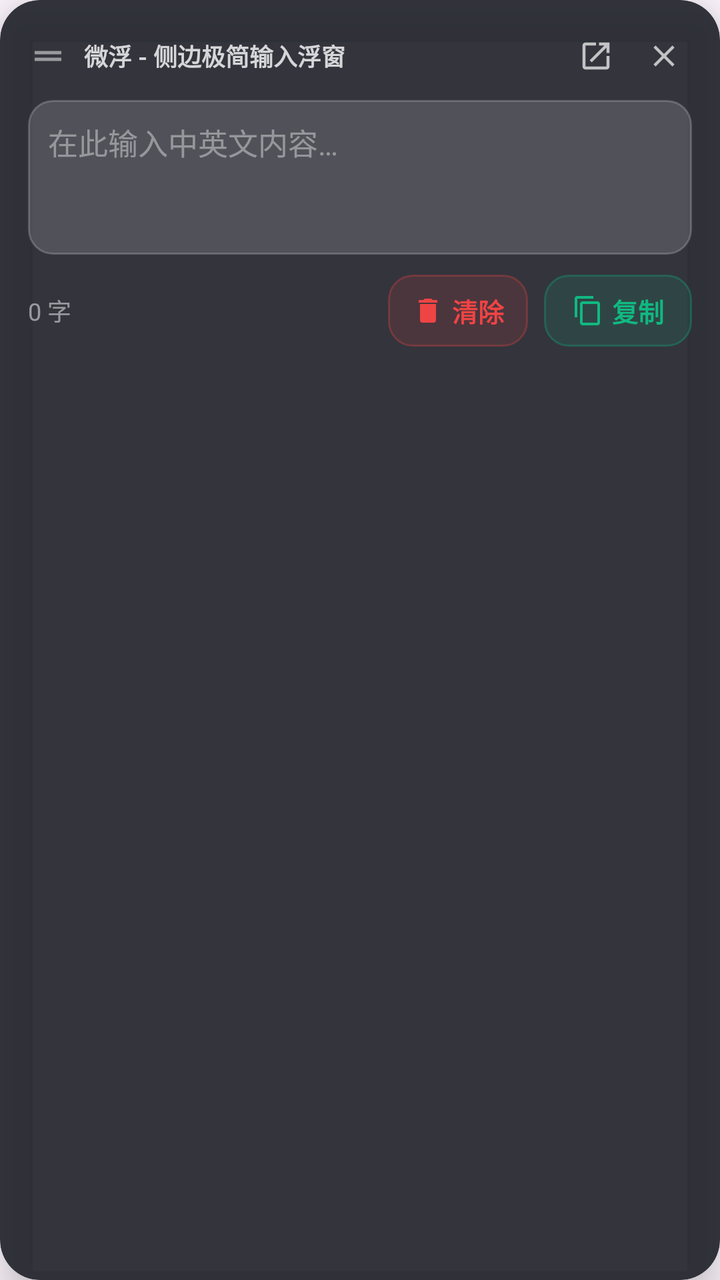
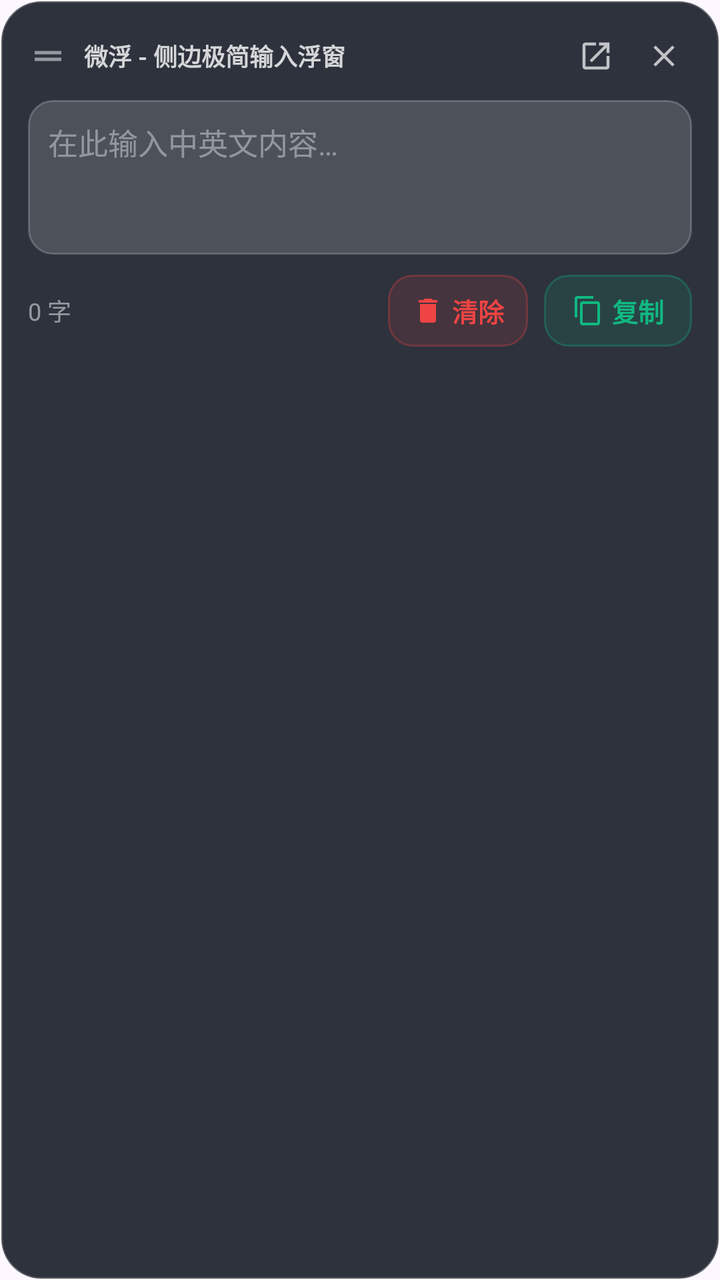

Screens rendered from an Android XML layout before and after an edit, with the pre-edit source and the edit as a unified diff.
<!-- AndroidManifest.xml: application theme Theme.FloatInput -->
<!-- res/layout/view_floating_card.xml -->
<?xml version="1.0" encoding="utf-8"?>
<androidx.cardview.widget.CardView xmlns:android="http://schemas.android.com/apk/res/android"
    xmlns:app="http://schemas.android.com/apk/res-auto"
    xmlns:tools="http://schemas.android.com/tools"
    android:id="@+id/cardRoot"
    android:layout_width="310dp"
    android:layout_height="wrap_content"
    app:cardBackgroundColor="#E61E2128"
    app:cardCornerRadius="20dp"
    app:cardElevation="12dp"
    app:cardMaxElevation="16dp"
    app:cardPreventCornerOverlap="false"
    app:cardUseCompatPadding="false">

    <LinearLayout
        android:layout_width="match_parent"
        android:layout_height="wrap_content"
        android:orientation="vertical"
        android:padding="14dp">

        
        <LinearLayout
            android:id="@+id/layoutHeader"
            android:layout_width="match_parent"
            android:layout_height="wrap_content"
            android:gravity="center_vertical"
            android:orientation="horizontal"
            android:paddingBottom="8dp">

            
            <ImageView
                android:id="@+id/ivDragHandle"
                android:layout_width="20dp"
                android:layout_height="20dp"
                android:contentDescription="@string/desc_drag_handle"
                android:src="@drawable/ic_drag_handle"
                app:tint="#80FFFFFF" />

            <TextView
                android:id="@+id/tvTitle"
                android:layout_width="0dp"
                android:layout_height="wrap_content"
                android:layout_marginStart="8dp"
                android:layout_weight="1"
                android:text="@string/app_name_full"
                android:textColor="#CCFFFFFF"
                android:textSize="12sp"
                android:textStyle="bold" />

            
            <ImageView
                android:id="@+id/btnCollapse"
                android:layout_width="28dp"
                android:layout_height="28dp"
                android:background="?attr/selectableItemBackgroundBorderless"
                android:contentDescription="@string/action_collapse"
                android:padding="5dp"
                android:src="@drawable/ic_collapse"
                app:tint="#B3FFFFFF" />

            
            <ImageView
                android:id="@+id/btnClose"
                android:layout_width="28dp"
                android:layout_height="28dp"
                android:layout_marginStart="6dp"
                android:background="?attr/selectableItemBackgroundBorderless"
                android:contentDescription="@string/action_close"
                android:padding="5dp"
                android:src="@drawable/ic_close"
                app:tint="#B3FFFFFF" />
        </LinearLayout>

        
        <FrameLayout
            android:layout_width="match_parent"
            android:layout_height="wrap_content"
            android:background="@drawable/bg_input_box"
            android:padding="10dp">

            <EditText
                android:id="@+id/etInput"
                android:layout_width="match_parent"
                android:layout_height="wrap_content"
                android:background="@android:color/transparent"
                android:gravity="top|start"
                android:hint="@string/hint_input"
                android:importantForAutofill="no"
                android:inputType="textMultiLine|textCapSentences"
                android:maxLines="8"
                android:minLines="3"
                android:scrollbars="vertical"
                android:textColor="#FFFFFFFF"
                android:textColorHint="#66FFFFFF"
                android:textSize="15sp"
                tools:ignore="Autofill" />
        </FrameLayout>

        
        <LinearLayout
            android:layout_width="match_parent"
            android:layout_height="wrap_content"
            android:layout_marginTop="10dp"
            android:gravity="center_vertical"
            android:orientation="horizontal">

            
            <TextView
                android:id="@+id/tvCharCount"
                android:layout_width="0dp"
                android:layout_height="wrap_content"
                android:layout_weight="1"
                android:text="0 字"
                android:textColor="#80FFFFFF"
                android:textSize="12sp" />

            
            <LinearLayout
                android:id="@+id/btnClear"
                android:layout_width="wrap_content"
                android:layout_height="36dp"
                android:background="@drawable/bg_btn_clear"
                android:clickable="true"
                android:focusable="true"
                android:gravity="center"
                android:orientation="horizontal"
                android:paddingHorizontal="12dp">

                <ImageView
                    android:layout_width="16dp"
                    android:layout_height="16dp"
                    android:contentDescription="@null"
                    android:src="@drawable/ic_clear"
                    app:tint="#EF4444" />

                <TextView
                    android:layout_width="wrap_content"
                    android:layout_height="wrap_content"
                    android:layout_marginStart="4dp"
                    android:text="@string/action_clear"
                    android:textColor="#EF4444"
                    android:textSize="13sp"
                    android:textStyle="bold" />
            </LinearLayout>

            
            <LinearLayout
                android:id="@+id/btnCopy"
                android:layout_width="wrap_content"
                android:layout_height="36dp"
                android:layout_marginStart="8dp"
                android:background="@drawable/bg_btn_copy"
                android:clickable="true"
                android:focusable="true"
                android:gravity="center"
                android:orientation="horizontal"
                android:paddingHorizontal="14dp">

                <ImageView
                    android:id="@+id/ivCopyIcon"
                    android:layout_width="16dp"
                    android:layout_height="16dp"
                    android:contentDescription="@null"
                    android:src="@drawable/ic_copy"
                    app:tint="#10B981" />

                <TextView
                    android:id="@+id/tvCopyText"
                    android:layout_width="wrap_content"
                    android:layout_height="wrap_content"
                    android:layout_marginStart="4dp"
                    android:text="@string/action_copy"
                    android:textColor="#10B981"
                    android:textSize="13sp"
                    android:textStyle="bold" />
            </LinearLayout>
        </LinearLayout>
    </LinearLayout>

</androidx.cardview.widget.CardView>
<!-- resources referenced by this layout -->
<resources>
  <!-- drawable bg_input_box (drawable) -->
  <?xml version="1.0" encoding="utf-8"?>
  <shape xmlns:android="http://schemas.android.com/apk/res/android"
      android:shape="rectangle">
      <solid android:color="#26FFFFFF" />
      <corners android:radius="12dp" />
      <stroke
          android:width="1dp"
          android:color="#33FFFFFF" />
  </shape>
  <!-- drawable ic_clear (drawable) -->
  <vector xmlns:android="http://schemas.android.com/apk/res/android"
      android:width="24dp"
      android:height="24dp"
      android:viewportWidth="24"
      android:viewportHeight="24">
      <path
          android:fillColor="#FFFFFFFF"
          android:pathData="M19,4H15.5L14.5,3H9.5L8.5,4H5V6H19M6,19A2,2 0 0,0 8,21H16A2,2 0 0,0 18,19V7H6V19Z"/>
  </vector>
  <!-- drawable ic_close (drawable) -->
  <vector xmlns:android="http://schemas.android.com/apk/res/android"
      android:width="24dp"
      android:height="24dp"
      android:viewportWidth="24"
      android:viewportHeight="24">
      <path
          android:fillColor="#FFFFFFFF"
          android:pathData="M19,6.41L17.59,5L12,10.59L6.41,5L5,6.41L10.59,12L5,17.59L6.41,19L12,13.41L17.59,19L19,17.59L13.41,12L19,6.41Z"/>
  </vector>
  <!-- drawable ic_collapse (drawable) -->
  <vector xmlns:android="http://schemas.android.com/apk/res/android"
      android:width="24dp"
      android:height="24dp"
      android:viewportWidth="24"
      android:viewportHeight="24">
      <path
          android:fillColor="#FFFFFFFF"
          android:pathData="M19,19H5V5H12V3H5C3.89,3 3,3.89 3,5V19A2,2 0 0,0 5,21H19A2,2 0 0,0 21,19V12H19V19M14,3V5H17.59L7.76,14.83L9.17,16.24L19,6.41V10H21V3H14Z"/>
  </vector>
  <!-- drawable ic_copy (drawable) -->
  <vector xmlns:android="http://schemas.android.com/apk/res/android"
      android:width="24dp"
      android:height="24dp"
      android:viewportWidth="24"
      android:viewportHeight="24">
      <path
          android:fillColor="#FFFFFFFF"
          android:pathData="M16,1H4C2.9,1 2,1.9 2,3V17H4V3H16V1ZM19,5H8C6.9,5 6,5.9 6,7V21C6,22.1 6.9,23 8,23H19C20.1,23 21,22.1 21,21V7C21,5.9 20.1,5 19,5ZM19,21H8V7H19V21Z"/>
  </vector>
  <!-- drawable ic_drag_handle (drawable) -->
  <vector xmlns:android="http://schemas.android.com/apk/res/android"
      android:width="24dp"
      android:height="24dp"
      android:viewportWidth="24"
      android:viewportHeight="24">
      <path
          android:fillColor="#FFFFFFFF"
          android:pathData="M20,9H4V11H20V9ZM20,13H4V15H20V13Z"/>
  </vector>
  <string name="action_clear">清除</string>
  <string name="action_close">关闭浮窗</string>
  <string name="action_collapse">隐藏到侧边</string>
  <string name="action_copy">复制</string>
  <string name="app_name_full">微浮 - 侧边极简输入浮窗</string>
  <string name="desc_drag_handle">拖拽把手</string>
  <string name="hint_input">在此输入中英文内容…</string>
  <color name="primary">#2962FF</color>
  <color name="on_primary">#FFFFFF</color>
  <color name="primary_container">#D9E2FF</color>
  <color name="on_primary_container">#001945</color>
  <!-- unchanged entries left out for length: 3 -->
</resources>

<!-- the commit's change to res/layout/view_floating_card.xml (unified diff, before → after) -->
@@ -1,16 +1,12 @@
 <?xml version="1.0" encoding="utf-8"?>
-<androidx.cardview.widget.CardView xmlns:android="http://schemas.android.com/apk/res/android"
+<FrameLayout xmlns:android="http://schemas.android.com/apk/res/android"
     xmlns:app="http://schemas.android.com/apk/res-auto"
     xmlns:tools="http://schemas.android.com/tools"
     android:id="@+id/cardRoot"
     android:layout_width="310dp"
     android:layout_height="wrap_content"
-    app:cardBackgroundColor="#E61E2128"
-    app:cardCornerRadius="20dp"
-    app:cardElevation="12dp"
-    app:cardMaxElevation="16dp"
-    app:cardPreventCornerOverlap="false"
-    app:cardUseCompatPadding="false">
+    android:background="@drawable/bg_glassmorphic_card"
+    android:elevation="12dp">
 
     <LinearLayout
         android:layout_width="match_parent"
@@ -52,7 +48,7 @@
                 android:id="@+id/btnCollapse"
                 android:layout_width="28dp"
                 android:layout_height="28dp"
-                android:background="?attr/selectableItemBackgroundBorderless"
+                android:background="@drawable/bg_btn_icon_ripple"
                 android:contentDescription="@string/action_collapse"
                 android:padding="5dp"
                 android:src="@drawable/ic_collapse"
@@ -64,7 +60,7 @@
                 android:layout_width="28dp"
                 android:layout_height="28dp"
                 android:layout_marginStart="6dp"
-                android:background="?attr/selectableItemBackgroundBorderless"
+                android:background="@drawable/bg_btn_icon_ripple"
                 android:contentDescription="@string/action_close"
                 android:padding="5dp"
                 android:src="@drawable/ic_close"
@@ -177,4 +173,4 @@
         </LinearLayout>
     </LinearLayout>
 
-</androidx.cardview.widget.CardView>
+</FrameLayout>
<!-- resource entries referenced after the edit -->
@@ -1,5 +1,25 @@
 <!-- resources referenced by this layout -->
 <resources>
+  <!-- drawable bg_btn_icon_ripple (drawable) -->
+  <?xml version="1.0" encoding="utf-8"?>
+  <ripple xmlns:android="http://schemas.android.com/apk/res/android"
+      android:color="#40FFFFFF">
+      <item android:id="@android:id/mask">
+          <shape android:shape="oval">
+              <solid android:color="#FFFFFF" />
+          </shape>
+      </item>
+  </ripple>
+  <!-- drawable bg_glassmorphic_card (drawable) -->
+  <?xml version="1.0" encoding="utf-8"?>
+  <shape xmlns:android="http://schemas.android.com/apk/res/android"
+      android:shape="rectangle">
+      <solid android:color="#F2222733" />
+      <corners android:radius="20dp" />
+      <stroke
+          android:width="1.2dp"
+          android:color="#33FFFFFF" />
+  </shape>
   <!-- drawable bg_input_box (drawable) -->
   <?xml version="1.0" encoding="utf-8"?>
   <shape xmlns:android="http://schemas.android.com/apk/res/android"
